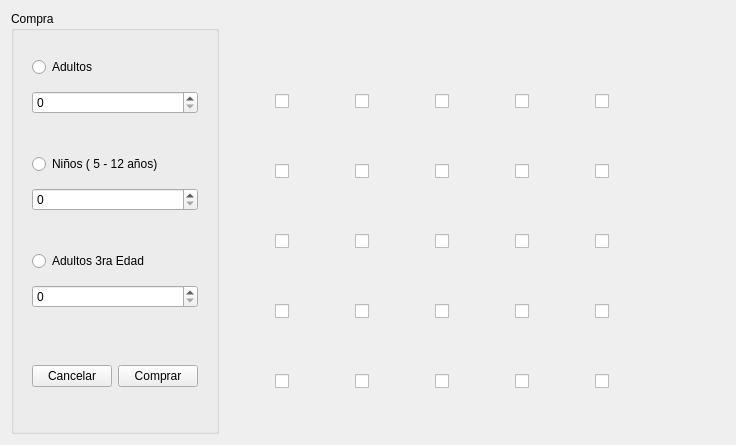
First picture: the form in salaui.ui, repository JosephBano/P60-ProyectoParcial2, before the edit.
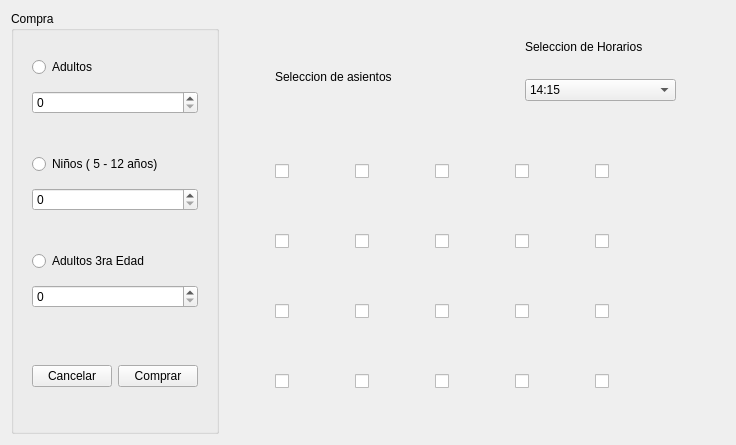
Second picture: the form after the edit. Icons and pictures are not drawn.

What changed in the file:
```diff
--- a/salaui.ui
+++ b/salaui.ui
@@ -99,106 +99,6 @@
        <height>0</height>
       </size>
      </property>
-     <widget class="QCheckBox" name="Butacabtn">
-      <property name="geometry">
-       <rect>
-        <x>50</x>
-        <y>60</y>
-        <width>61</width>
-        <height>61</height>
-       </rect>
-      </property>
-      <property name="layoutDirection">
-       <enum>Qt::LeftToRight</enum>
-      </property>
-      <property name="styleSheet">
-       <string notr="true">
-border-image: url(:/Resourses/Butaca.png);</string>
-      </property>
-      <property name="text">
-       <string/>
-      </property>
-     </widget>
-     <widget class="QCheckBox" name="Butacabtn_2">
-      <property name="geometry">
-       <rect>
-        <x>130</x>
-        <y>60</y>
-        <width>61</width>
-        <height>61</height>
-       </rect>
-      </property>
-      <property name="layoutDirection">
-       <enum>Qt::LeftToRight</enum>
-      </property>
-      <property name="styleSheet">
-       <string notr="true">
-border-image: url(:/Resourses/Butaca.png);</string>
-      </property>
-      <property name="text">
-       <string/>
-      </property>
-     </widget>
-     <widget class="QCheckBox" name="Butacabtn_3">
-      <property name="geometry">
-       <rect>
-        <x>210</x>
-        <y>60</y>
-        <width>61</width>
-        <height>61</height>
-       </rect>
-      </property>
-      <property name="layoutDirection">
-       <enum>Qt::LeftToRight</enum>
-      </property>
-      <property name="styleSheet">
-       <string notr="true">
-border-image: url(:/Resourses/Butaca.png);</string>
-      </property>
-      <property name="text">
-       <string/>
-      </property>
-     </widget>
-     <widget class="QCheckBox" name="Butacabtn_4">
-      <property name="geometry">
-       <rect>
-        <x>290</x>
-        <y>60</y>
-        <width>61</width>
-        <height>61</height>
-       </rect>
-      </property>
-      <property name="layoutDirection">
-       <enum>Qt::LeftToRight</enum>
-      </property>
-      <property name="styleSheet">
-       <string notr="true">
-border-image: url(:/Resourses/Butaca.png);</string>
-      </property>
-      <property name="text">
-       <string/>
-      </property>
-     </widget>
-     <widget class="QCheckBox" name="Butacabtn_5">
-      <property name="geometry">
-       <rect>
-        <x>370</x>
-        <y>60</y>
-        <width>61</width>
-        <height>61</height>
-       </rect>
-      </property>
-      <property name="layoutDirection">
-       <enum>Qt::LeftToRight</enum>
-      </property>
-      <property name="styleSheet">
-       <string notr="true">
-border-image: url(:/Resourses/Butaca.png);</string>
-      </property>
-      <property name="text">
-       <string/>
-      </property>
-     </widget>
      <widget class="QCheckBox" name="Butacabtn_6">
       <property name="geometry">
        <rect>
@@ -599,6 +499,57 @@
        <string/>
       </property>
      </widget>
+     <widget class="QWidget" name="verticalLayoutWidget">
+      <property name="geometry">
+       <rect>
+        <x>300</x>
+        <y>10</y>
+        <width>151</width>
+        <height>80</height>
+       </rect>
+      </property>
+      <layout class="QVBoxLayout" name="verticalLayout_5">
+       <item>
+        <widget class="QLabel" name="label">
+         <property name="text">
+          <string>Seleccion de Horarios</string>
+         </property>
+        </widget>
+       </item>
+       <item>
+        <widget class="QComboBox" name="comboBox">
+         <item>
+          <property name="text">
+           <string>14:15</string>
+          </property>
+         </item>
+         <item>
+          <property name="text">
+           <string>13:30</string>
+          </property>
+         </item>
+         <item>
+          <property name="text">
+           <string>16:45</string>
+          </property>
+         </item>
+        </widget>
+       </item>
+      </layout>
+     </widget>
+     <widget class="QLabel" name="label_2">
+      <property name="geometry">
+       <rect>
+        <x>50</x>
+        <y>50</y>
+        <width>151</width>
+        <height>31</height>
+       </rect>
+      </property>
+      <property name="text">
+       <string>Seleccion de asientos</string>
+      </property>
+     </widget>
     </widget>
    </item>
   </layout>
```
Left out of the diff: 2 changed lines with no effect on the pictures.
